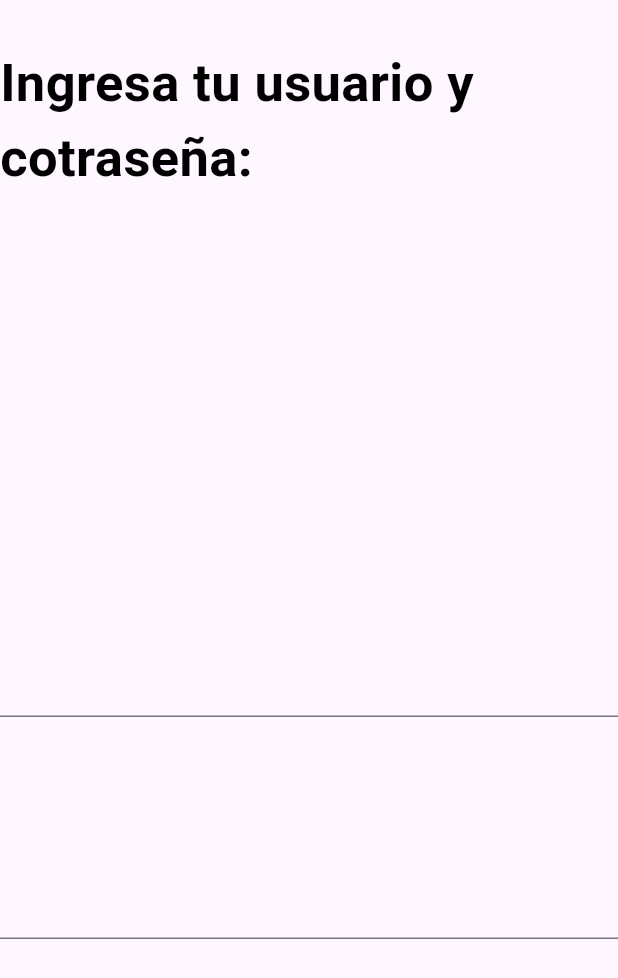
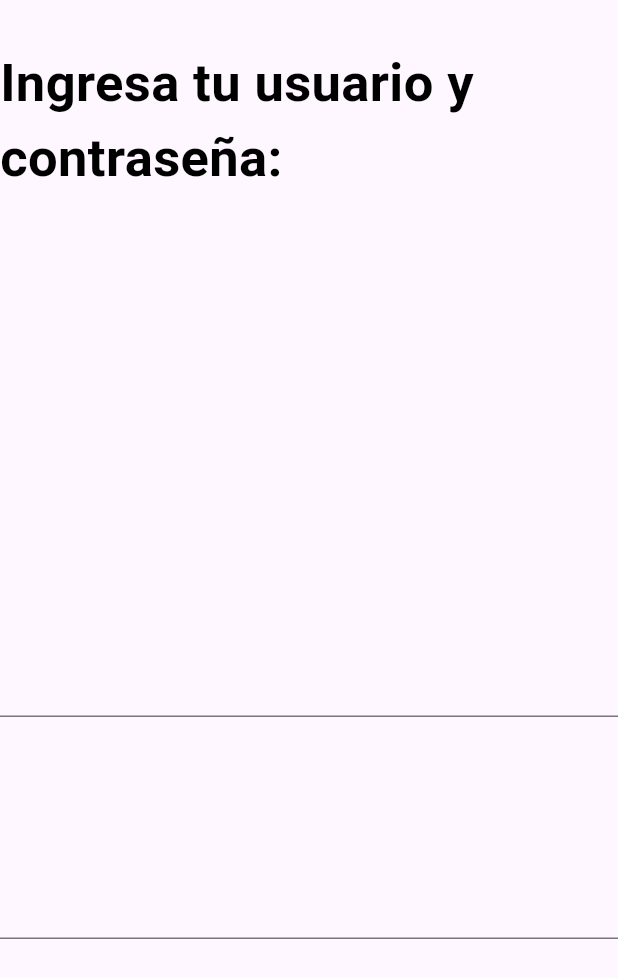
Before and after one commit to benjafischtein/Tp_bimestre1, a Flutter app: the screen it shows after launch, on a phone screen of 412 x 824 dp. Shown: the top 978 px of the screen. Run offline on Flutter 3.47's test engine with Material 3 defaults, Android fonts, the phone set to English and light mode, and no system bars; our stand-ins replace go_router.

Commit message:
Update screen_login.dart

```diff
--- a/tp_home_login/lib/screens/screen_login.dart
+++ b/tp_home_login/lib/screens/screen_login.dart
@@ -23,7 +23,7 @@ class _LoginScreenState extends State<LoginScreen> {
             mainAxisAlignment: MainAxisAlignment.center,
             children:[
               SizedBox(height: 30),
-              Text("Ingresa tu usuario y cotraseña:", style: TextStyle(fontSize: 35, color: Colors.black, fontWeight: FontWeight.bold,)),
+              Text("Ingresa tu usuario y contraseña:", style: TextStyle(fontSize: 35, color: Colors.black, fontWeight: FontWeight.bold,)),
               SizedBox(height: 300),
               SizedBox(width: 1000, child: TextField(controller: usuarioController)),
               SizedBox(height: 100),
```
